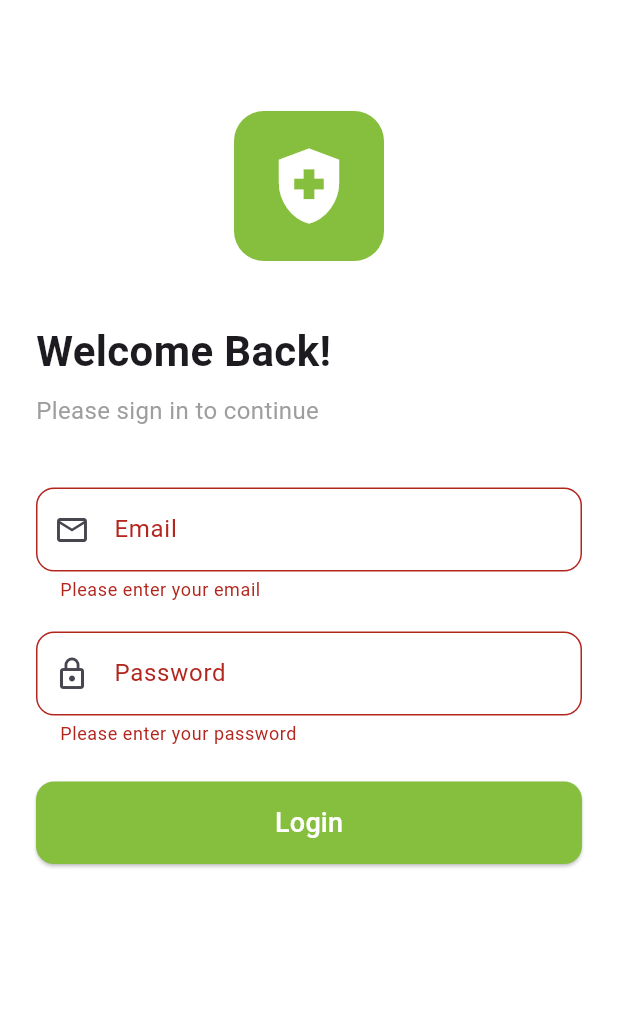
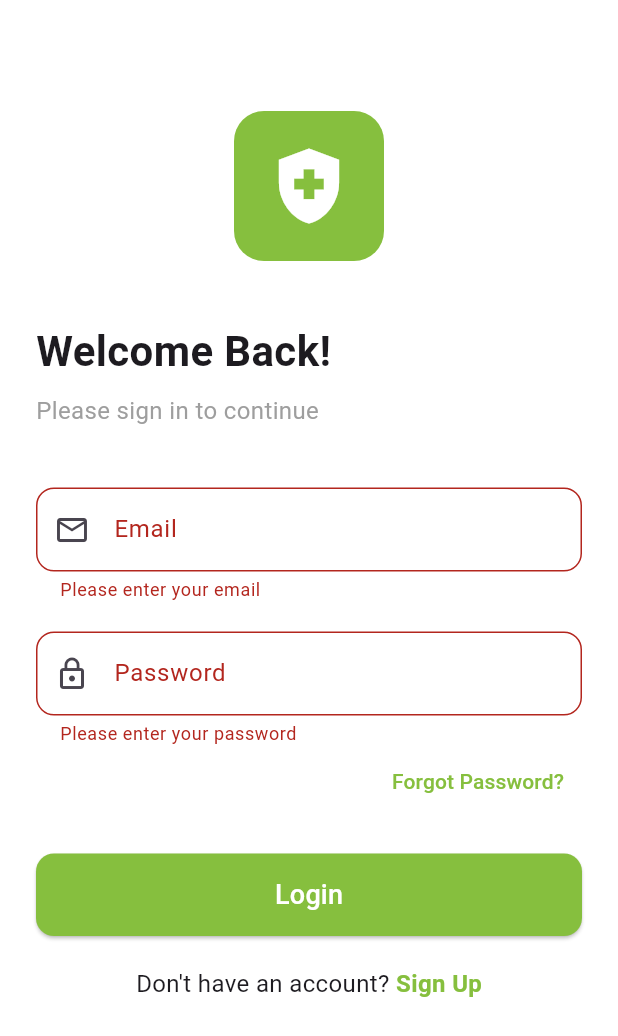
Before and after one commit to Vihanga13/final-one, a Flutter app: the screen it shows after launch, after a tap on "Login", on a phone screen of 412 x 824 dp. Shown: the top 1036 px of the screen. Run offline on Flutter 3.47's test engine with Material 3 defaults, Android fonts, the light colour scheme and no system bars; our stand-ins replace camera, firebase_auth, firebase_core, image_picker, lottie, permission_handler; accounts and stored records are empty; generated files the repository leaves out were written again; network calls fail.

Commit message:
Add CMake configuration and Firebase setup for Android project
- Created build_file_index.txt and cmake_install.cmake for C++ build configuration.
- Added configure_fingerprint.bin to track build configurations.
- Generated metadata_generation_command.txt with necessary build parameters.
- Included prefab_config.json to manage package configurations.
- Updated symbol_folder_index.txt for symbol file indexing.
- Added google-services.json for Firebase integration with project details.
- Created firebase.json to configure Flutter Firebase settings.

```diff
--- a/lib/main.dart
+++ b/lib/main.dart
@@ -1,4 +1,5 @@
 import 'package:flutter/material.dart';
+import 'package:health_app_3/firebase_options.dart';
 import 'package:health_app_3/pages/bmi_calculate_page.dart';
 import 'package:health_app_3/pages/bottom_navbar.dart';
 import 'package:health_app_3/pages/forgotpassword.dart';
@@ -13,7 +14,13 @@ import 'pages/meal_result_page.dart';
 import 'pages/scanmeal_page.dart';
 import 'package:path_provider/path_provider.dart';
 
-void main() {
+import 'package:firebase_core/firebase_core.dart';
+
+Future<void> main() async {
+  WidgetsFlutterBinding.ensureInitialized();
+  await Firebase.initializeApp(
+    options:  DefaultFirebaseOptions.currentPlatform,
+  );
   runApp(const MyApp());
 }
 
--- a/lib/pages/login_page.dart
+++ b/lib/pages/login_page.dart
@@ -1,4 +1,8 @@
+import 'package:firebase_auth/firebase_auth.dart';
 import 'package:flutter/material.dart';
+import 'package:health_app_3/pages/forgotpassword.dart';
+import 'package:health_app_3/pages/goal_selection_page.dart';
+import 'package:health_app_3/pages/register_page.dart';
 import 'dart:convert';
 import 'package:http/http.dart' as http;
 
@@ -10,6 +14,7 @@ class LoginPage extends StatefulWidget {
 }
 
 class _LoginPageState extends State<LoginPage> {
+  final FirebaseAuth _auth = FirebaseAuth.instance;
   final _formKey = GlobalKey<FormState>();
   final _emailController = TextEditingController();
   final _passwordController = TextEditingController();
@@ -20,19 +25,55 @@ class _LoginPageState extends State<LoginPage> {
     String email = _emailController.text;
     String password = _passwordController.text;
 
-    final response = await http.post(
-      Uri.parse("http://127.0.0.1:5000/login"), // Flask backend URL
-      headers: {"Content-Type": "application/json"},
-      body: jsonEncode({"Email": email, "Password": password}),
-    );
 
-    if (response.statusCode == 200) {
-      final responseData = jsonDecode(response.body);
-      print("Login Successful: ${responseData['user']}");
-      // Navigate to home screen after successful login
-    } else {
-      print("Login Failed: ${response.body}");
-      // Show error message to user
+    try{
+      showDialog(
+        context: context,
+        barrierDismissible: false,
+        builder: (context) => const Center(child: CircularProgressIndicator()),
+      );
+
+      final UserCredential userCredential = await _auth.signInWithEmailAndPassword(
+        email:email.trim(),
+        password: password.trim(),
+      );
+
+      Navigator.pop(context);
+
+      if(userCredential.user != null){
+        ScaffoldMessenger.of(context).showSnackBar(
+          const SnackBar( content: Text('Login Successfull'),)
+        );
+
+        Navigator.pushReplacement(
+          context,
+          MaterialPageRoute(
+            builder: (context) => const GoalSelectionPage(),
+          )
+        );
+      }
+    } on FirebaseAuth catch (e) {
+       Navigator.pop(context);
+
+      String errorMessage = 'An error occurred during login';
+
+      // if (e) {
+      //   errorMessage = 'No user found for that email.';
+      // } else if (e.code == 'wrong-password') {
+      //   errorMessage = 'Wrong password provided.';
+      // } else if (e.code == 'invalid-email') {
+      //   errorMessage = 'The email address is badly formatted.';
+      // }
+
+      ScaffoldMessenger.of(context).showSnackBar(
+        SnackBar(content: Text(errorMessage)),
+      );
+    } catch (e) {
+      Navigator.pop(context);
+
+      ScaffoldMessenger.of(context).showSnackBar(
+        SnackBar(content: Text('Error: ${e.toString()}')),
+      );
     }
   }
 
@@ -116,6 +157,27 @@ class _LoginPageState extends State<LoginPage> {
                       return null;
                     },
                   ),
+                  Align(
+                    alignment: Alignment.centerRight,
+                    child: TextButton(
+                      onPressed: () {
+                        // Navigate to forgot password page
+                        Navigator.push(
+                          context,
+                          MaterialPageRoute(
+                            builder: (context) => const ModernForgotPasswordPage(),
+                          ),
+                        );
+                      },
+                      child: const Text(
+                        'Forgot Password?',
+                        style: TextStyle(
+                          color: Color(0xFF86BF3E),
+                          fontSize: 14,
+                        ),
+                      ),
+                    ),
+                  ),
                   const SizedBox(height: 24),
                   SizedBox(
                     width: double.infinity,
@@ -137,6 +199,34 @@ class _LoginPageState extends State<LoginPage> {
                       ),
                     ),
                   ),
+                  const SizedBox(height: 20),
+                  Row(
+                    mainAxisAlignment: MainAxisAlignment.center,
+                    children: [
+                      const Text(
+                        "Don't have an account? ",
+                        style: TextStyle(fontSize: 16),
+                      ),
+                      GestureDetector(
+                        onTap: () {
+                          // Add navigation to sign up page
+                          Navigator.push(
+                            context,
+                            MaterialPageRoute(
+                                builder: (context) => RegisterPage()),
+                          );
+                        },
+                        child: const Text(
+                          'Sign Up',
+                          style: TextStyle(
+                            fontSize: 16,
+                            color: Color(0xFF86BF3E),
+                            fontWeight: FontWeight.bold,
+                          ),
+                        ),
+                      ),
+                    ],
+                  ),
                 ],
               ),
             ),
--- a/pubspec.yaml
+++ b/pubspec.yaml
@@ -38,6 +38,7 @@ dependencies:
   cached_network_image: ^3.2.1  # Ensure you have the correct version
   path_provider: ^2.0.11  # Ensure you have the correct version
   lottie: ^2.3.2
+  firebase_auth: ^5.5.2
 
 dev_dependencies:
   flutter_test:
```
Also changed, not shown: lib/pages/forgotpassword.dart (+59 -20 lines), lib/pages/register_page.dart (+72 -19 lines), firebase.json (added), pubspec.lock, 256 other files.
